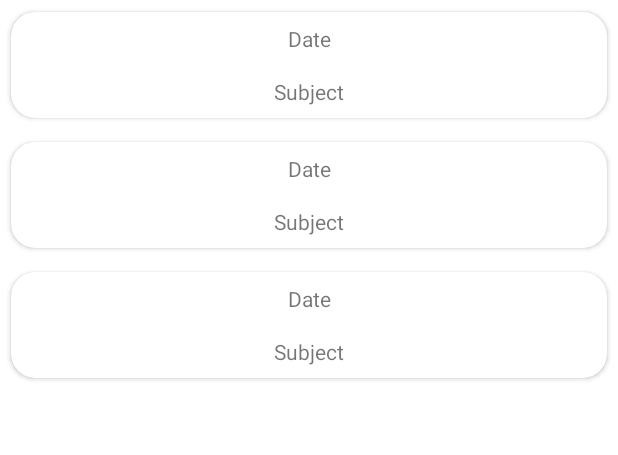
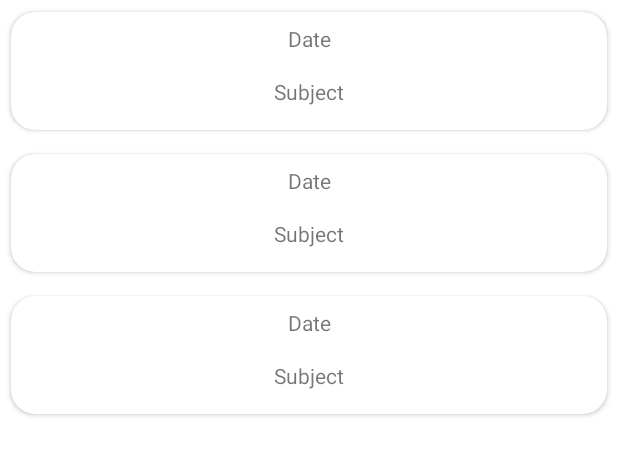
Before and after one commit to Jokuyen/Happiness_Perspective, an Android app: the layout current_month_details_fragment.xml on its own in the app's theme, with its tools: preview values and no code run, on a phone screen of 412 x 824 dp. Shown: the top 455 px of the screen. Run offline under Robolectric (Android 15) with nearby library versions, the phone set to English and light mode, and no system bars.

Commit message:
In getEntriesForSelectedMonth(), it now sorts entries by month descending, entryId descending (meaning entries of the same day are sorted by the most recent due to entryId)

```diff
--- a/app/src/main/java/com/example/happinessperspective/database/EntryDao.kt
+++ b/app/src/main/java/com/example/happinessperspective/database/EntryDao.kt
@@ -23,7 +23,7 @@ interface EntryDao {
     @Query("SELECT * FROM entry_table ORDER BY entryId DESC")
     fun getAllEntries(): LiveData<List<Entry>>
 
-    @Query("SELECT * FROM entry_table WHERE strftime('%m', date) = :month ORDER BY strftime('%d', date), entryId DESC")
+    @Query("SELECT * FROM entry_table WHERE strftime('%m', date) = :month ORDER BY strftime('%d', date) DESC, entryId DESC")
     fun getEntriesForSelectedMonth(month: String): LiveData<List<Entry>>
 
     @Query("SELECT * FROM entry_table ORDER BY entryId DESC LIMIT 1")
--- a/app/src/main/res/layout/entry_view_holder.xml
+++ b/app/src/main/res/layout/entry_view_holder.xml
@@ -40,7 +40,7 @@
                 android:layout_marginStart="8dp"
                 android:layout_marginTop="16dp"
                 android:layout_marginEnd="8dp"
-                android:layout_marginBottom="8dp"
+                android:layout_marginBottom="16dp"
                 android:text="@{entry.subject}"
                 android:textAlignment="center"
                 app:layout_constraintBottom_toBottomOf="parent"
```
